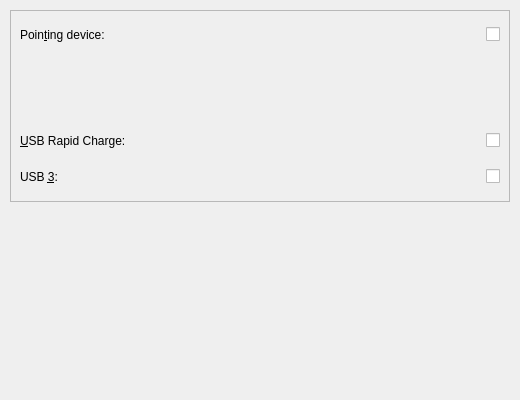
jfmcarreira/ktoshiba, file kcm/general.ui: the form before one commit.
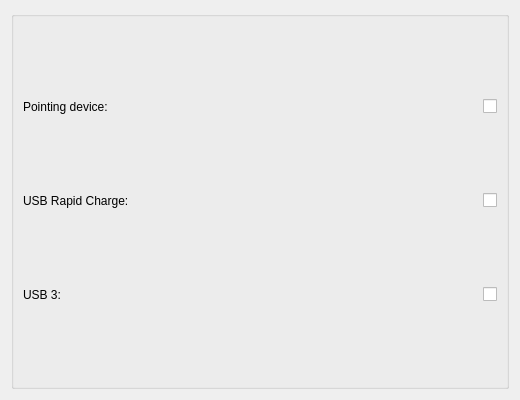
The form after the commit.

```diff
--- a/kcm/general.ui
+++ b/kcm/general.ui
@@ -14,44 +14,23 @@
   <property name="windowTitle">
    <string>General Settings</string>
   </property>
-  <widget class="QWidget" name="verticalLayoutWidget">
-   <property name="geometry">
-    <rect>
-     <x>10</x>
-     <y>10</y>
-     <width>500</width>
-     <height>192</height>
-    </rect>
-   </property>
    <layout class="QVBoxLayout" name="verticalLayout">
     <item>
-     <widget class="QFrame" name="frame">
-      <property name="sizePolicy">
-       <sizepolicy hsizetype="Expanding" vsizetype="Preferred">
-        <horstretch>0</horstretch>
-        <verstretch>0</verstretch>
-       </sizepolicy>
-      </property>
-      <property name="frameShape">
-       <enum>QFrame::StyledPanel</enum>
-      </property>
-      <property name="frameShadow">
-       <enum>QFrame::Raised</enum>
+    <widget class="QGroupBox" name="groupBox">
+     <property name="flat">
+      <bool>true</bool>
+     </property>
+     <property name="checkable">
+      <bool>false</bool>
+     </property>
+     <property name="checked">
+      <bool>false</bool>
       </property>
       <layout class="QGridLayout" name="gridLayout">
        <item row="0" column="0">
         <widget class="QLabel" name="touchpad_label">
-         <property name="minimumSize">
-          <size>
-           <width>200</width>
-           <height>30</height>
-          </size>
-         </property>
          <property name="text">
-          <string>Poin&amp;ting device:</string>
-         </property>
-         <property name="buddy">
-          <cstring>touchpad_checkbox</cstring>
+         <string>Pointing device:</string>
          </property>
         </widget>
        </item>
@@ -60,15 +39,9 @@
          <property name="orientation">
           <enum>Qt::Horizontal</enum>
          </property>
-         <property name="sizeHint" stdset="0">
-          <size>
-           <width>300</width>
-           <height>30</height>
-          </size>
-         </property>
-        </spacer>
-       </item>
-       <item row="0" column="2">
+       </spacer>
+      </item>
+      <item row="0" column="2" alignment="Qt::AlignRight">
         <widget class="QCheckBox" name="touchpad_checkbox">
          <property name="toolTip">
           <string>Disables the touchpad (and trackpoint, if available) via hardware.</string>
@@ -81,49 +54,21 @@
          </property>
         </widget>
        </item>
-       <item row="1" column="0" colspan="3">
-        <widget class="QLabel" name="touchpad_warning">
-         <property name="minimumSize">
-          <size>
-           <width>200</width>
-           <height>30</height>
-          </size>
-         </property>
-         <property name="text">
-          <string/>
-         </property>
-        </widget>
-       </item>
-       <item row="2" column="0">
+      <item row="1" column="0">
         <widget class="QLabel" name="rapid_charge_label">
-         <property name="minimumSize">
-          <size>
-           <width>200</width>
-           <height>30</height>
-          </size>
-         </property>
          <property name="text">
-          <string>&amp;USB Rapid Charge:</string>
-         </property>
-         <property name="buddy">
-          <cstring>rapid_charge_checkbox</cstring>
+         <string>USB Rapid Charge:</string>
          </property>
         </widget>
        </item>
-       <item row="2" column="1">
+      <item row="1" column="1">
         <spacer name="rapid_charge_spacer">
          <property name="orientation">
           <enum>Qt::Horizontal</enum>
          </property>
-         <property name="sizeHint" stdset="0">
-          <size>
-           <width>300</width>
-           <height>30</height>
-          </size>
-         </property>
-        </spacer>
-       </item>
-       <item row="2" column="2">
+       </spacer>
+      </item>
+      <item row="1" column="2" alignment="Qt::AlignRight">
         <widget class="QCheckBox" name="rapid_charge_checkbox">
          <property name="toolTip">
           <string>Toggles the USB rapid charge feature.</string>
@@ -136,36 +81,21 @@
          </property>
         </widget>
        </item>
-       <item row="3" column="0">
+      <item row="2" column="0">
         <widget class="QLabel" name="usb_three_label">
-         <property name="minimumSize">
-          <size>
-           <width>200</width>
-           <height>30</height>
-          </size>
-         </property>
          <property name="text">
-          <string>USB &amp;3:</string>
-         </property>
-         <property name="buddy">
-          <cstring>usb_three_checkbox</cstring>
+         <string>USB 3:</string>
          </property>
         </widget>
        </item>
-       <item row="3" column="1">
+      <item row="2" column="1">
         <spacer name="usb_three_spacer">
          <property name="orientation">
           <enum>Qt::Horizontal</enum>
          </property>
-         <property name="sizeHint" stdset="0">
-          <size>
-           <width>300</width>
-           <height>30</height>
-          </size>
-         </property>
-        </spacer>
-       </item>
-       <item row="3" column="2">
+       </spacer>
+      </item>
+      <item row="2" column="2" alignment="Qt::AlignRight">
         <widget class="QCheckBox" name="usb_three_checkbox">
          <property name="toolTip">
           <string>Disables USB 3 functionality, acting as a regular USB 2.</string>
@@ -182,7 +112,6 @@
      </widget>
     </item>
    </layout>
-  </widget>
  </widget>
  <resources/>
  <connections/>
```
Lines whose indentation alone changed are shown as unchanged.
